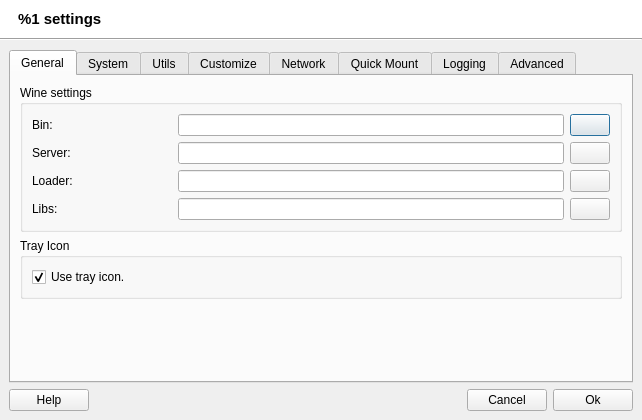
This is src/q4wine-gui/uis/AppSettings.ui in brezerk/q4wine as Qt 5 draws it before an edit. The edited form follows.
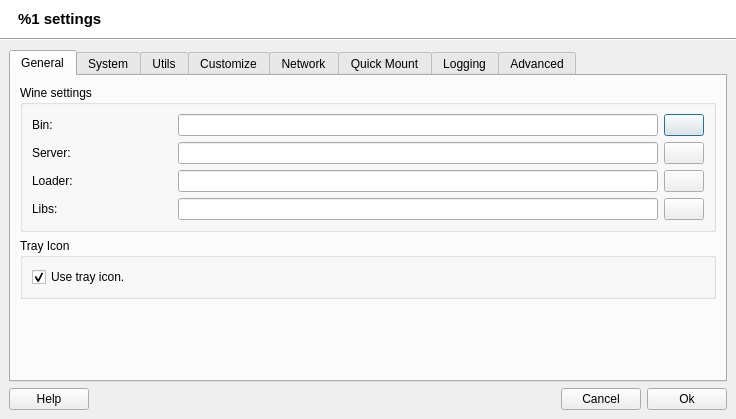
This is the edited form. Icons and pictures are not drawn.

Commit message: Fixed: Fix desktop icon parse for wine >= 0.1.44; Do not remove icons by default;

Patch:
```diff
--- a/src/q4wine-gui/uis/AppSettings.ui
+++ b/src/q4wine-gui/uis/AppSettings.ui
@@ -9,8 +9,8 @@
    <rect>
     <x>0</x>
     <y>0</y>
-    <width>642</width>
-    <height>420</height>
+    <width>736</width>
+    <height>403</height>
    </rect>
   </property>
   <property name="windowTitle">
```
The commit also changes 2 other files.
